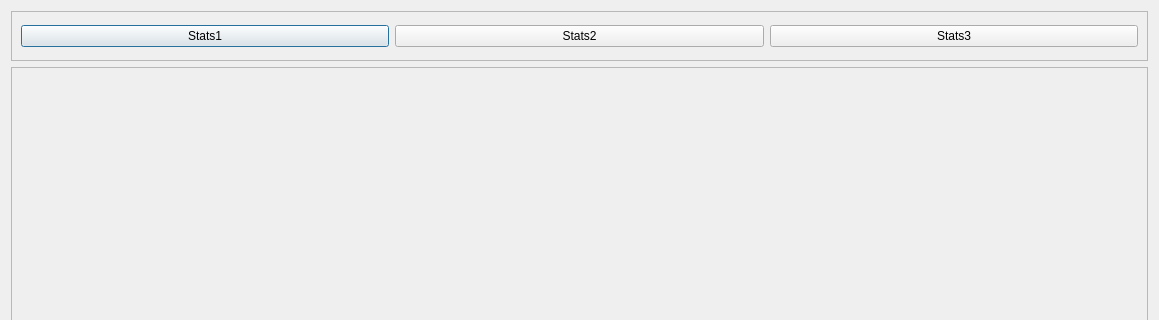
Qt form qtGuiApplication/ElectionStatisticsSub.ui (Debug-Divas/COSC345-Project) before a commit; both pictures show x 0 to 1159 and y 0 to 320 of the 1159 by 636 pixel window.
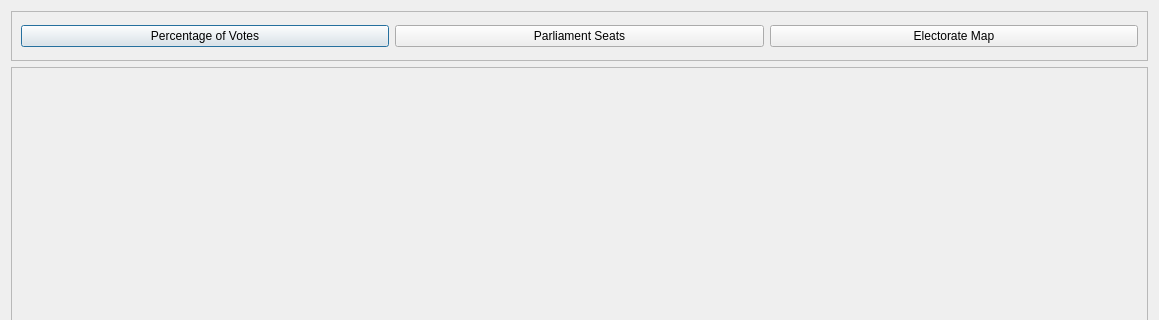
The same form after that commit.

Commit message: changed stat1, stat2, and stat3 to names of the grapghs

```diff
--- a/qtGuiApplication/ElectionStatisticsSub.ui
+++ b/qtGuiApplication/ElectionStatisticsSub.ui
@@ -38,21 +38,21 @@
          </size>
         </property>
         <property name="text">
-         <string>Stats1</string>
+         <string>Percentage of Votes</string>
         </property>
        </widget>
       </item>
       <item>
        <widget class="QPushButton" name="Stats2">
         <property name="text">
-         <string>Stats2</string>
+         <string>Parliament Seats</string>
         </property>
        </widget>
       </item>
       <item>
        <widget class="QPushButton" name="Stats3">
         <property name="text">
-         <string>Stats3</string>
+         <string>Electorate Map</string>
         </property>
        </widget>
       </item>
```
